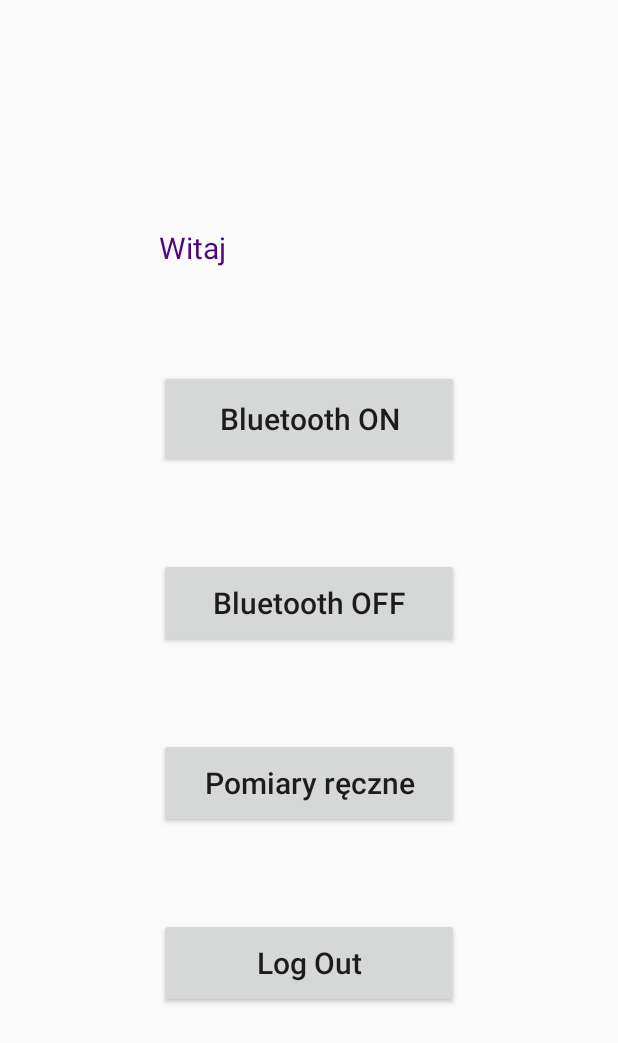
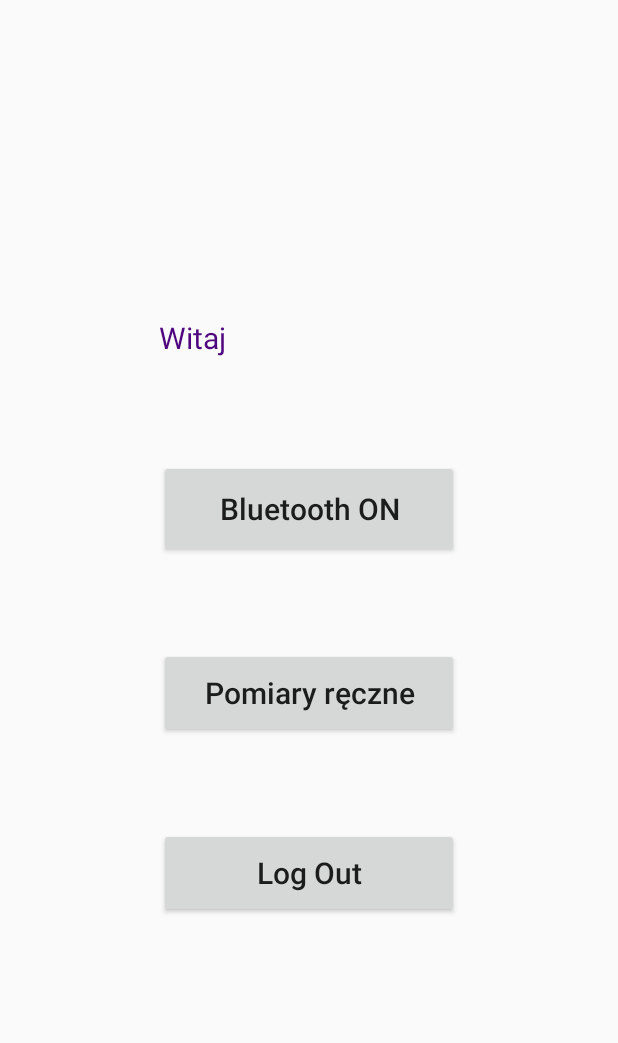
Before and after one commit to d0m1n1k4/e-HealthCare, an Android app: the DashboardActivity screen opened directly, with no data from a screen before it, on a phone screen of 412 x 824 dp. Shown: the top 1043 px of the screen. Run offline under Robolectric (Android 15) with nearby library versions, the phone set to English and light mode, and no system bars; our stand-ins replace Firebase (no records; nobody signed in at launch, a user with empty details on screens opened directly).

Commit message:
Usunięcie przycisku btOFF

```diff
--- a/app/src/main/java/com/example/auth/DashboardActivity.java
+++ b/app/src/main/java/com/example/auth/DashboardActivity.java
@@ -3,22 +3,17 @@ package com.example.auth;
 import android.app.Activity;
 import android.bluetooth.BluetoothAdapter;
 import android.content.Intent;
-import android.content.pm.PackageManager;
 import android.os.Bundle;
 import android.view.View;
 import android.widget.Button;
+import android.widget.TextView;
 import android.widget.Toast;
+
 import com.google.firebase.auth.FirebaseAuth;
 import com.google.firebase.auth.FirebaseUser;
-import android.widget.TextView;
-
-
-import androidx.core.app.ActivityCompat;
-
-import com.google.firebase.auth.FirebaseAuth;
 
 public class DashboardActivity extends Activity {
-    private Button logout, btON, btOFF, hrButton;
+    private Button logout, btON, hrButton;
 
     private TextView dashboardTextView;
     private BluetoothAdapter myBluetoothAdapter; //Deklaracja zmiennej myBluetoothAdapter do zarządzania funkcjami Bluetooth
@@ -42,13 +37,11 @@ public class DashboardActivity extends Activity {
         dashboardTextView.setText(welcomeText);
 
         btON = (Button) findViewById(R.id.btON);
-        btOFF = (Button) findViewById(R.id.btOFF);
         myBluetoothAdapter = BluetoothAdapter.getDefaultAdapter();
         btEnablingIntent = new Intent(BluetoothAdapter.ACTION_REQUEST_ENABLE); //Stworzenie intencji aktywacji Bluetooth.
         requestCodeForEnable = 1;
 
         bluetoothONMethod();
-        bluetoothOFFMethod();
 
         hrButton = findViewById(R.id.hrButton); // Dodaj tę linię
         hrButton.setOnClickListener(new View.OnClickListener() {
@@ -74,26 +67,6 @@ public class DashboardActivity extends Activity {
         });
     }
 
-    private void bluetoothOFFMethod() {
-        btOFF.setOnClickListener(new View.OnClickListener() {
-            @Override
-            public void onClick(View v) {
-                if (myBluetoothAdapter.isEnabled()) {
-                    if (ActivityCompat.checkSelfPermission(getApplicationContext(), android.Manifest.permission.BLUETOOTH_CONNECT) != PackageManager.PERMISSION_GRANTED) {
-                        // TODO: Consider calling
-                        //    ActivityCompat#requestPermissions
-                        // here to request the missing permissions, and then overriding
-                        //   public void onRequestPermissionsResult(int requestCode, String[] permissions,
-                        //                                          int[] grantResults)
-                        // to handle the case where the user grants the permission. See the documentation
-                        // for ActivityCompat#requestPermissions for more details.
-                        return;
-                    }
-                    myBluetoothAdapter.disable();
-                }
-            }
-        });
-    }
 
     @Override
     protected void onActivityResult(int requestCode, int resultCode, Intent data){
--- a/app/src/main/res/layout/dashboard.xml
+++ b/app/src/main/res/layout/dashboard.xml
@@ -23,15 +23,6 @@
         android:textSize="20dp" />
 
     <Button
-        android:id="@+id/btOFF"
-        android:layout_width="200dp"
-        android:layout_height="60dp"
-        android:layout_marginTop="60dp"
-        android:text="Bluetooth OFF"
-        android:textSize="20dp"
-        android:textAllCaps = "false"/>
-
-    <Button
         android:id="@+id/hrButton"
         android:layout_width="200dp"
         android:layout_height="60dp"
```
